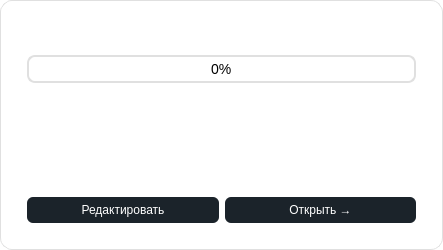
Qt form ui/projects/project_card.ui (lerakaplich/TaskPlanner2) before a commit.
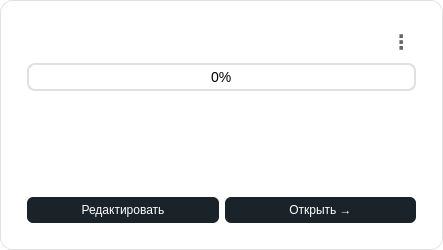
The same form after that commit.

What changed in the file:
```diff
--- a/ui/projects/project_card.ui
+++ b/ui/projects/project_card.ui
@@ -67,6 +67,37 @@
        </property>
       </spacer>
      </item>
+     <item>
+      <widget class="QPushButton" name="menuButton">
+       <property name="minimumSize">
+        <size>
+         <width>30</width>
+         <height>30</height>
+        </size>
+       </property>
+       <property name="maximumSize">
+        <size>
+         <width>30</width>
+         <height>30</height>
+        </size>
+       </property>
+       <property name="styleSheet">
+        <string notr="true">QPushButton {
+    background-color: transparent;
+    border: none;
+    color: #666;
+    font-size: 20px;
+    font-weight: bold;
+}
+QPushButton:hover {
+    color: #D22730;
+}</string>
+       </property>
+       <property name="text">
+        <string>⋮</string>
+       </property>
+      </widget>
+     </item>
     </layout>
    </item>
    <item>
```
